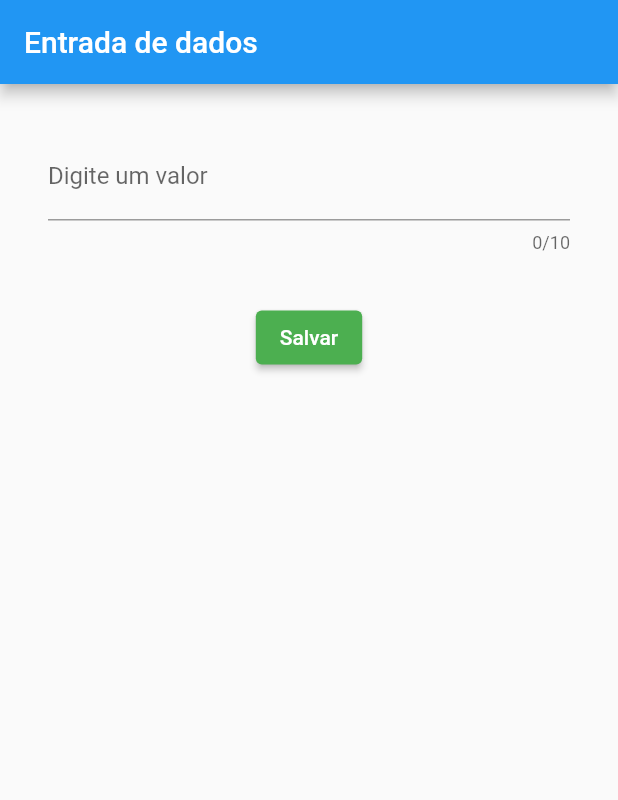
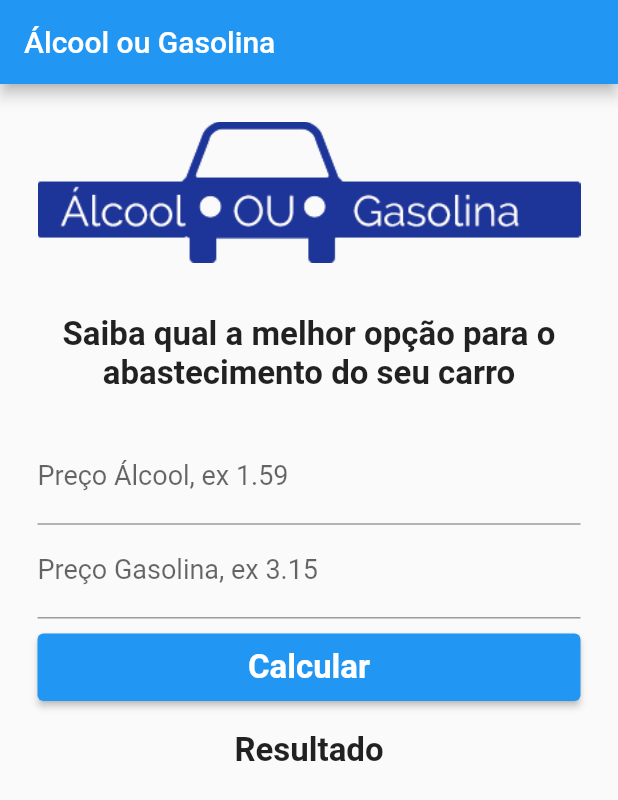
Before and after one commit to rotciWictorCW/Apps-Flutter, a Flutter app: the screen it shows after launch, on a phone screen of 412 x 824 dp. Shown: the top 800 px of the screen. Run offline on Flutter 3.47's test engine with Material 2 defaults, Android fonts, the phone set to English and light mode, and no system bars.

Commit message:
Interface App

```diff
--- a/alcool_ou_gasolina/lib/App.dart
+++ b/alcool_ou_gasolina/lib/App.dart
@@ -9,57 +9,113 @@ class App extends StatefulWidget {
 
 class _AppState extends State<App> {
 
-  TextEditingController _textEditingController = TextEditingController();
+  TextEditingController _controllerAlcool = TextEditingController();
+  TextEditingController _controllerGasolina = TextEditingController();
 
   @override
   Widget build(BuildContext context) {
     return Scaffold(
       appBar: AppBar(
-        title: Text("Entrada de dados"),
+        title: Text("Álcool ou Gasolina"),
+
       ),
       body: Container(
         width: double.infinity,
-
+        margin: EdgeInsets.all(25),
+        child: SingleChildScrollView(
           child: Column(
+            mainAxisAlignment: MainAxisAlignment.spaceAround,
+            crossAxisAlignment: CrossAxisAlignment.stretch,
             children: [
               Padding(
-                  padding: EdgeInsets.all(32),
+                padding: EdgeInsets.only(bottom: 25),
+                child: Image.asset(
+                  'images/logo.png',
+                ),
+              ),
+              Padding(
+                padding: EdgeInsets.only(top: 10),
+                child: Text(
+                  "Saiba qual a melhor opção para o abastecimento do seu carro",
+                  style: TextStyle(
+                    fontWeight: FontWeight.bold,
+                    fontSize: 22,
+                  ),
+                  textAlign: TextAlign.center,
+                ),
+              ),
+              Padding(
+                padding: EdgeInsets.only(top:25),
                 child: TextField(
                   // text, number, emailAddress, datetime
                   keyboardType: TextInputType.number,
                   decoration: InputDecoration(
-                      labelText: "Digite um valor"
+                      labelText: "Preço Álcool, ex 1.59"
                   ),
-                    //enabled: false,
-                    maxLength: 10,
-                    //maxLengthEnforcement: , não parece funcionar o max legth ja trava
-                    /*style: TextStyle(
-                      fontSize: 32,
-                      color: Colors.green,
-                    ),*/
-                    //obscureText: true,
-                    /*onChanged: (String e){
-                      print("valor digitado: " + text);
-                    },*/
+                  style: TextStyle(
+                    fontSize: 18,
+                    color: Colors.grey[400],
+                  ),
                   onSubmitted: (String text){
                     print("valor digitado onsub: " + text);
                   },
-                    controller: _textEditingController,
+                  controller: _controllerAlcool,
                 ),
               ),
-              ElevatedButton(
+              Padding(
+                padding: EdgeInsets.all(0),
+                child: TextField(
+                  // text, number, emailAddress, datetime
+                  keyboardType: TextInputType.number,
+                  decoration: InputDecoration(
+                      labelText: "Preço Gasolina, ex 3.15"
+                  ),
+                  style: TextStyle(
+                    fontSize: 18,
+                    color: Colors.grey[400],
+                  ),
+                  onSubmitted: (String text){
+                    print("valor digitado onsub: " + text);
+                  },
+                  controller: _controllerGasolina,
+                ),
+              ),
+              Padding(
+                padding: EdgeInsets.only(top: 10),
+                child: SizedBox(
+                  height: 45,
+                  width: double.infinity,
+                  child: ElevatedButton(
                     style: ElevatedButton.styleFrom(
-                  primary: Colors.green,
+                      primary: Colors.blue,
                       onPrimary: Colors.white,
                     ),
                     onPressed: (){
-                  print("valor digitado: " + _textEditingController.text);
+                      print("valor digitado: ");
                     },
                     child: Text(
-                  "Salvar"
+                      "Calcular",
+                      style: TextStyle(
+                        fontSize: 22,
+                        fontWeight: FontWeight.bold,
                       ),
                     ),
+                  ),
+                ),
+              ),
+              Padding(
+                padding: EdgeInsets.only(top: 20),
+                child: Text(
+                  "Resultado",
+                  textAlign: TextAlign.center,
+                  style: TextStyle(
+                    fontSize: 22,
+                    fontWeight: FontWeight.bold,
+                  ),
+                ),
+              )
             ],
+          ),
         ),
         ),
       );
--- a/alcool_ou_gasolina/lib/main.dart
+++ b/alcool_ou_gasolina/lib/main.dart
@@ -5,6 +5,7 @@ import 'package:flutter/material.dart';
 void main() {
   runApp(
     MaterialApp(
+      debugShowCheckedModeBanner: false,
       home: App(),
     )
   );
--- a/alcool_ou_gasolina/pubspec.yaml
+++ b/alcool_ou_gasolina/pubspec.yaml
@@ -58,8 +58,8 @@ flutter:
   uses-material-design: true
 
   # To add assets to your application, add an assets section, like this:
-  # assets:
-  #   - images/a_dot_burr.jpeg
+  assets:
+     - images/logo.png
   #   - images/a_dot_ham.jpeg
 
   # An image asset can refer to one or more resolution-specific "variants", see
```
Also changed, not shown: alcool_ou_gasolina/images/logo.png (added). Lines whose indentation alone changed are shown as unchanged.
